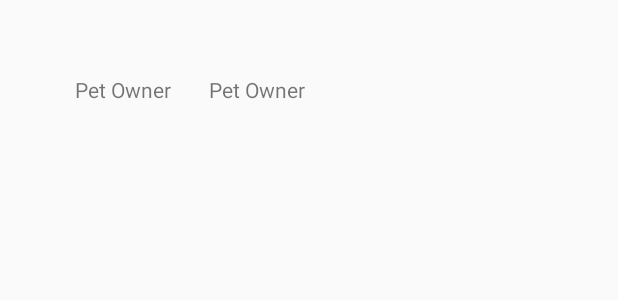
After one commit to pjauth/PetApp, an Android app: the layout listing_detail.xml on its own in the app's theme, with its tools: preview values and no code run, on a phone screen of 412 x 824 dp. The commit adds this screen. Shown: the top 300 px of the screen. Run offline under Robolectric (Android 15) with nearby library versions, the phone set to English and light mode, and no system bars.

Commit message:
Merge branch 'master' of github.com:pjauth/PetApp
Signed-off-by: Conor O'Brien <chobrien@loyola.edu>

# Conflicts:
#	app/build.gradle
#	app/src/main/AndroidManifest.xml

```diff
--- a/app/src/main/java/com/patrickauth/petapp/Listing.java
+++ b/app/src/main/java/com/patrickauth/petapp/Listing.java
@@ -37,7 +37,7 @@ public class Listing {
     public void getListing(){
 
         try {
-            String endpoint = "owner/get_profile.php?id="+ID;
+            String endpoint = "owner/get_listing.php?id="+listingID+"?lat="+"?long=";
             Log.w("MA", "***** Calling endpoint:" + endpoint);
             APICall profileCall = new APICall(endpoint);
             JSONObject jsonObject = profileCall.sendRequest("GET");
@@ -90,11 +90,11 @@ public class Listing {
         return active;
     }
 
-    public Float getLatitude(){
+    public Double getLatitude(){
         return latitude;
     }
 
-    public Float getLongitude(){
+    public Double getLongitude(){
         return longitude;
     }
 }
--- /dev/null
+++ b/app/src/main/res/layout/listing_detail.xml
@@ -0,0 +1,31 @@
+<?xml version="1.0" encoding="utf-8"?>
+<RelativeLayout xmlns:android="http://schemas.android.com/apk/res/android"
+    android:layout_width="match_parent" android:layout_height="match_parent">
+
+    <TextView
+        android:id="@+id/listing_owner_label"
+        android:layout_width="wrap_content"
+        android:layout_height="wrap_content"
+        android:layout_alignParentStart="true"
+        android:layout_alignParentLeft="true"
+        android:layout_alignParentTop="true"
+        android:layout_alignParentBottom="false"
+        android:layout_marginStart="50dp"
+        android:layout_marginLeft="50dp"
+        android:layout_marginTop="50dp"
+        android:layout_marginBottom="657dp"
+        android:text="@string/pet_owner"
+        android:visibility="visible" />
+
+    <TextView
+        android:id="@+id/listing_info_owner_name"
+        android:layout_width="wrap_content"
+        android:layout_height="wrap_content"
+        android:layout_alignParentTop="true"
+        android:layout_marginStart="25dp"
+        android:layout_marginLeft="25dp"
+        android:layout_marginTop="50dp"
+        android:layout_toEndOf="@+id/listing_owner_label"
+        android:layout_toRightOf="@+id/listing_owner_label"
+        android:text="@string/pet_owner" />
+</RelativeLayout>
```
Also changed, not shown: app/src/main/AndroidManifest.xml (+3 -4 lines), app/src/main/java/com/patrickauth/petapp/GPSTracker.java (added, +200 -0 lines), app/src/main/java/com/patrickauth/petapp/IntroPage.java (+26 -3 lines), app/src/main/java/com/patrickauth/petapp/ListingDetail.java (added, +23 -0 lines).
